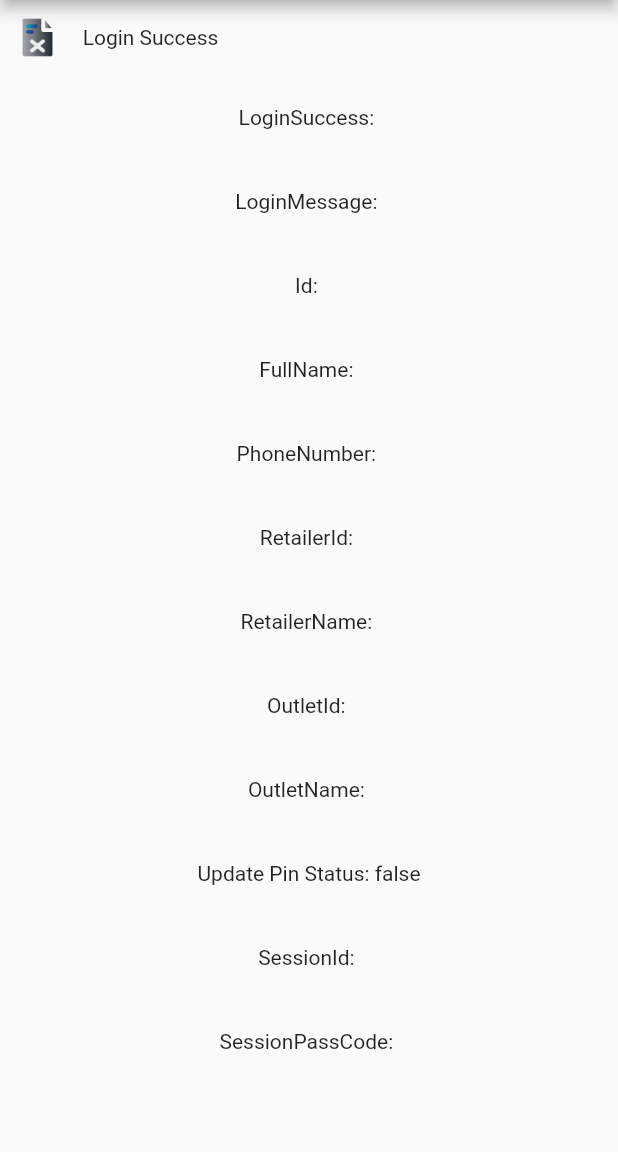
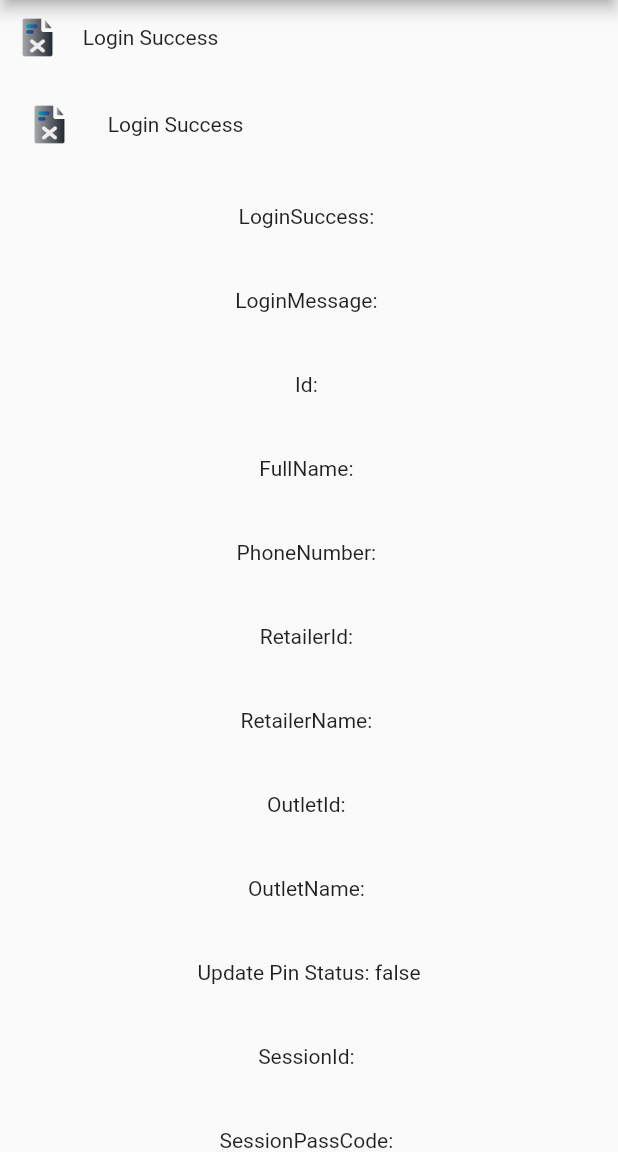
Before and after one commit to wincelee/master_learn_flutter, a Flutter app: the LoginOneDetails screen opened directly with empty values, on a phone screen of 412 x 824 dp, the part 84-1236 px from its top. Run offline on Flutter 3.47's test engine with Material 2 defaults, Android fonts, the phone set to English and light mode, and no system bars; our stand-ins replace logger.

Commit message:
11:13 Frid 4th 2022

```diff
--- a/lib/login_screens/login_one_details.dart
+++ b/lib/login_screens/login_one_details.dart
@@ -79,6 +79,34 @@ class _LoginOneDetailsState extends State<LoginOneDetails> {
               ]),
             ),
             Padding(
+              padding: const EdgeInsets.all(10),
+              child: Row(
+                  children: [
+                    Align(
+                      alignment: Alignment.centerLeft,
+                      child: Container(
+                        margin:  const EdgeInsets.only(left: 8.0, top: 8.0, bottom: 8.0, right: 12.0),
+                        height: 30,
+                        width: 30,
+                        child: Image.asset('images/no_data.png'),
+                      ),
+                    ),
+                    const Expanded(
+                      child: Align(
+                        child: Text("Login Success",
+                          /*overflow: TextOverflow.ellipsis,*/),
+                      ),
+                    ),
+                    const Spacer(),
+                    Expanded(
+                      child: Align(
+                        alignment: Alignment.centerRight,
+                        child: Text(widget.success),
+                      ),
+                    )
+                  ]),
+            ),
+            Padding(
               padding: const EdgeInsets.all(20),
               child: Center(
                 child: Text("LoginSuccess: ${widget.success}"),
```
